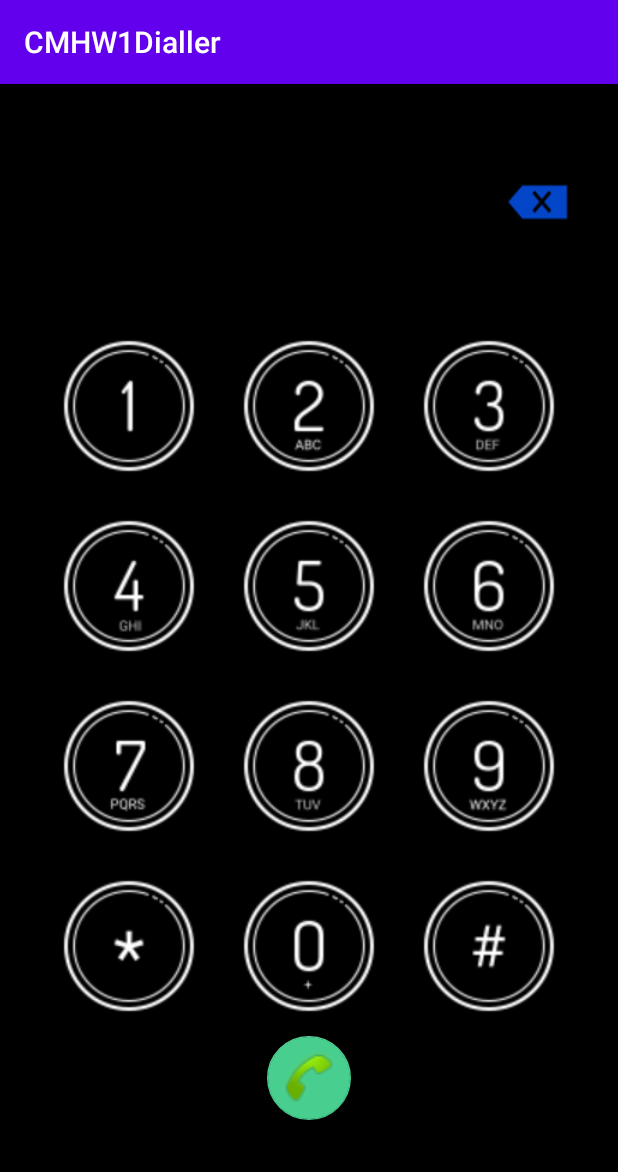
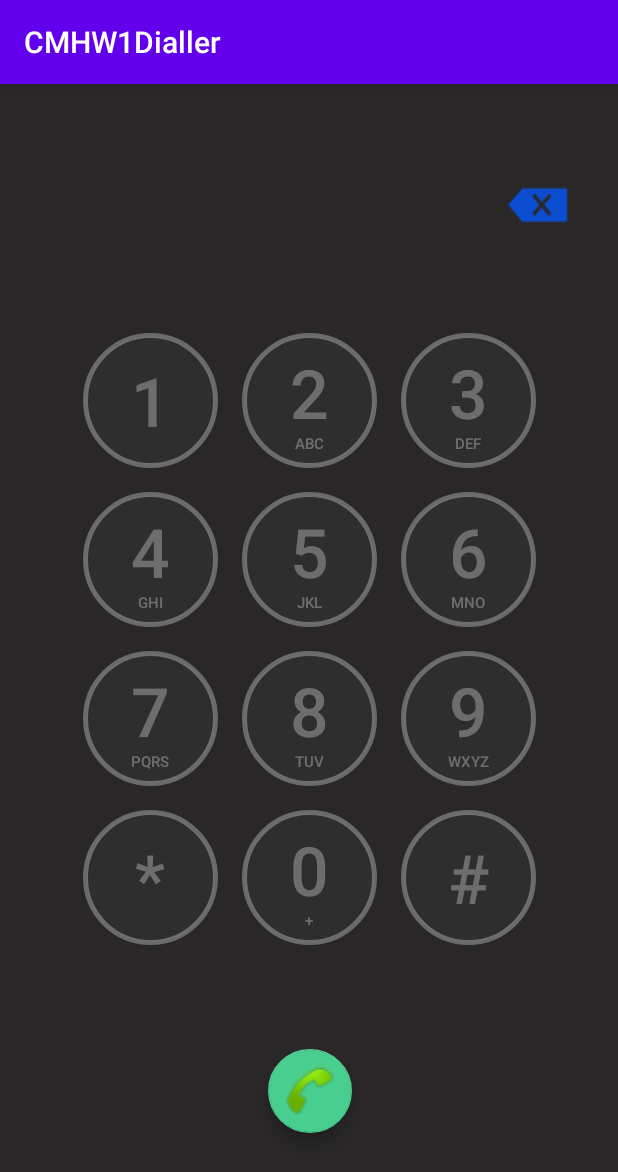
Before and after one commit to ijusto/cm, an Android app: the screen it shows after launch (MainActivity), on a phone screen of 412 x 824 dp. Shown: the top 1172 px of the screen. Run offline under Robolectric (Android 15) with nearby library versions, the phone set to English and light mode, and no system bars.

Commit message:
added quick dial

```diff
--- a/CMHW1Dialler/app/src/main/AndroidManifest.xml
+++ b/CMHW1Dialler/app/src/main/AndroidManifest.xml
@@ -11,6 +11,7 @@
         android:roundIcon="@mipmap/ic_launcher_round"
         android:supportsRtl="true"
         android:theme="@style/AppTheme">
+        <activity android:name=".UpdateSpeedDial"></activity>
         <activity android:name=".MainActivity">
             <intent-filter>
                 <action android:name="android.intent.action.MAIN" />
--- a/CMHW1Dialler/app/src/main/java/com/example/cmhw1dialler/MainActivity.java
+++ b/CMHW1Dialler/app/src/main/java/com/example/cmhw1dialler/MainActivity.java
@@ -1,26 +1,27 @@
 package com.example.cmhw1dialler;
-
 import androidx.annotation.NonNull;
 import androidx.appcompat.app.AppCompatActivity;
 import androidx.core.app.ActivityCompat;
-import androidx.lifecycle.AndroidViewModel;
-
 import android.Manifest;
+import android.app.Dialog;
+import android.content.Context;
 import android.content.Intent;
+import android.content.SharedPreferences;
 import android.content.pm.PackageManager;
 import android.net.Uri;
 import android.os.Bundle;
+import android.text.SpannableString;
+import android.text.Spanned;
+import android.text.style.AbsoluteSizeSpan;
 import android.view.View;
-import android.widget.EditText;
+import android.widget.Button;
 import android.widget.ImageButton;
 import android.widget.TextView;
 import android.widget.Toast;
-
 import com.google.android.material.floatingactionbutton.FloatingActionButton;
-import com.google.android.material.textfield.TextInputEditText;
+import java.util.Arrays;
 
 public class MainActivity extends AppCompatActivity {
-
     // Defining Permission codes.
     // We can give any value
     // but unique for each permission.
@@ -31,32 +32,68 @@ public class MainActivity extends AppCompatActivity {
         super.onCreate(savedInstanceState);
         setContentView(R.layout.activity_main);
 
-        ImageButton[] imgsBtns = {findViewById(R.id.imageButton0), findViewById(R.id.imageButton1),
-                findViewById(R.id.imageButton2), findViewById(R.id.imageButton3),
-                findViewById(R.id.imageButton4), findViewById(R.id.imageButton5),
-                findViewById(R.id.imageButton6), findViewById(R.id.imageButton7),
-                findViewById(R.id.imageButton8), findViewById(R.id.imageButton9),
-                findViewById(R.id.imageButtonAsterisc), findViewById(R.id.imageButtonHashtag)};
+        final Dialog quickDial = new Dialog(MainActivity.this);
 
-        for (final ImageButton imgsBtn : imgsBtns) {
-            final String number = getResources().getResourceEntryName(imgsBtn.getId()).split("imageButton")[1];
+        Button[] numberBtns = {findViewById(R.id.button0), findViewById(R.id.button1),
+                findViewById(R.id.button2), findViewById(R.id.button3),
+                findViewById(R.id.button4), findViewById(R.id.button5),
+                findViewById(R.id.button6), findViewById(R.id.button7),
+                findViewById(R.id.button8), findViewById(R.id.button9),
+                findViewById(R.id.buttonAsterisc), findViewById(R.id.buttonHashtag)};
+
+        SpannableString[] stringBtns = {new SpannableString("0\n+"), new SpannableString("1"),
+                new SpannableString("2\nABC"), new SpannableString("3\nDEF"),
+                new SpannableString("4\nGHI"), new SpannableString("5\nJKL"),
+                new SpannableString("6\nMNO"), new SpannableString("7\nPQRS"),
+                new SpannableString("8\nTUV"), new SpannableString("9\nWXYZ"),
+                new SpannableString("*"), new SpannableString("#")};
+        for (int btnIndex = 0; btnIndex < numberBtns.length; btnIndex++) {
+            final Button numBtn = numberBtns[btnIndex];
+            stringBtns[btnIndex].setSpan(new AbsoluteSizeSpan(45, true), 0, 1, Spanned.SPAN_EXCLUSIVE_EXCLUSIVE);
+            numBtn.setText(stringBtns[btnIndex]);
+            final String number = getResources().getResourceEntryName(numBtn.getId()).split("button")[1];
             final String input = number.equals("Asterisc") ? "*" : (number.equals("Hashtag") ? "#" : number);
             System.out.println(number);
-            imgsBtn.setOnClickListener(new View.OnClickListener() {
+            numBtn.setOnClickListener(new View.OnClickListener() {
                 @Override
                 public void onClick(View v) {
                     inputButton(input);
                 }
             });
-            if (input.equals("0")) {
-                imgsBtn.setOnLongClickListener(new View.OnLongClickListener() {
-                    @Override
-                    public boolean onLongClick(View v) {
+
+            numBtn.setOnLongClickListener(new View.OnLongClickListener() {
+                @Override
+                public boolean onLongClick(View v) {
+                    if (input.equals("0")) {
                         inputButton("+");
-                        return true;
+                    } else if (Arrays.asList("1", "2", "3", "4", "5", "6", "7", "8", "9").contains(input)) {
+                        //if(((TextView) findViewById(R.id.phoneNumberInput)).getText().length() == 0){
+                            quickDial.setContentView(R.layout.quickdialpopup);
+                            ((TextView) quickDial.findViewById(R.id.dialogQuestion)).setText(
+                                    "Assign a quick dial number " +
+                                    //((TextView) findViewById(R.id.phoneNumberInput)).getText() +
+                                    " to this button?");
+                            quickDial.findViewById(R.id.qdyesbtn).setOnClickListener(new View.OnClickListener() {
+                                @Override
+                                public void onClick(View v) {
+                                    SharedPreferences prefs = MainActivity.this.getSharedPreferences("com.example.cmhw1dialler", Context.MODE_PRIVATE);
+
+                                    prefs.edit().putString("dialButton", input).apply();
+                                    startActivity(new Intent(getApplicationContext(), UpdateSpeedDial.class));
+                                }
+                            });
+                            quickDial.findViewById(R.id.qdcancelbtn).setOnClickListener(new View.OnClickListener() {
+                                @Override
+                                public void onClick(View v) {
+                                    quickDial.dismiss();
+                                }
+                            });
+                            quickDial.show();
+                        //}
                     }
-                });
-            }
+                    return true;
+                }
+            });
         }
 
         ImageButton deleteBtn = findViewById(R.id.delete);
@@ -67,15 +104,34 @@ public class MainActivity extends AppCompatActivity {
                 if (phoneNumberInput.getText().length() != 0) {
                     phoneNumberInput.setText(phoneNumberInput.getText().subSequence(0, phoneNumberInput.getText().length() - 1));
                 }
+                if (phoneNumberInput.getText().length() == 1) {
+                    SharedPreferences prefs = MainActivity.this.getSharedPreferences("com.example.cmhw1dialler", Context.MODE_PRIVATE);
+                    String quickdiallabel = prefs.getString(phoneNumberInput.getText() + "-label", "null");
+                    if (!quickdiallabel.equals("null")) {
+                        ((TextView) findViewById(R.id.dialLabeltextview)).setText(quickdiallabel);
+                    }
+                } else {
+                    ((TextView) findViewById(R.id.dialLabeltextview)).setText("");
+                }
             }
         });
+
 
         FloatingActionButton callBtn = findViewById(R.id.callBtn);
         callBtn.setOnClickListener(new View.OnClickListener() {
             @Override
             public void onClick(View v) {
-                TextView phoneNumberInput = findViewById(R.id.phoneNumberInput);
-                dialPhoneNumber((String) phoneNumberInput.getText());
+                SharedPreferences prefs = MainActivity.this.getSharedPreferences("com.example.cmhw1dialler", Context.MODE_PRIVATE);
+
+                TextView phoneNumber = findViewById(R.id.phoneNumberInput);
+                if(phoneNumber.getText().length() ==1){
+                    String quickdiallabel = prefs.getString(phoneNumber.getText() + "-label", "null");
+                    if (!quickdiallabel.equals("null")){
+                        dialPhoneNumber(prefs.getString(phoneNumber.getText() + "-phonenumber", "null"));
+                    }
+                } else {
+                    dialPhoneNumber((String) phoneNumber.getText());
+                }
             }
         });
     }
@@ -83,7 +139,17 @@ public class MainActivity extends AppCompatActivity {
     public void inputButton(String input) {
         TextView phoneNumberInput = findViewById(R.id.phoneNumberInput);
         if (phoneNumberInput.getText().length() < 13) {
-            phoneNumberInput.setText(phoneNumberInput.getText() + input);
+            String phoneNumber = phoneNumberInput.getText() + input;
+            SharedPreferences prefs = MainActivity.this.getSharedPreferences("com.example.cmhw1dialler", Context.MODE_PRIVATE);
+            if(phoneNumber.length() == 1) {
+                String quickdiallabel = prefs.getString(phoneNumber + "-label", "null");
+                if (!quickdiallabel.equals("null")) {
+                    ((TextView) findViewById(R.id.dialLabeltextview)).setText(quickdiallabel);
+                }
+            } else {
+                ((TextView) findViewById(R.id.dialLabeltextview)).setText("");
+            }
+            phoneNumberInput.setText(phoneNumber);
         }
     }
 
--- /dev/null
+++ b/CMHW1Dialler/app/src/main/res/drawable/numberbutton.xml
@@ -0,0 +1,6 @@
+<?xml version="1.0" encoding="utf-8"?>
+<shape android:shape="oval" xmlns:android="http://schemas.android.com/apk/res/android">
+    <size android:height="100dp" android:width="100dp" />
+    <stroke android:width="3dp" android:color="#66CCCCCC" />
+    <solid android:color="#99333333" />
+</shape>
--- /dev/null
+++ b/CMHW1Dialler/app/src/main/res/drawable/popupbuttonstyle.xml
@@ -0,0 +1,6 @@
+<?xml version="1.0" encoding="utf-8"?>
+<shape xmlns:android="http://schemas.android.com/apk/res/android">
+    <corners android:radius="20dp"/>
+    <padding android:top="15dp" android:bottom="15dp" android:left="15dp" android:right="15dp"/>
+    <solid android:color="#676666" />
+</shape>
--- /dev/null
+++ b/CMHW1Dialler/app/src/main/res/drawable/popupstyle.xml
@@ -0,0 +1,6 @@
+<?xml version="1.0" encoding="utf-8"?>
+<shape xmlns:android="http://schemas.android.com/apk/res/android">
+    <corners android:radius="40dp"/>
+    <padding android:top="15dp" android:bottom="15dp" android:left="15dp" android:right="15dp"/>
+    <solid android:color="#D32E2E2E" />
+</shape>
--- a/CMHW1Dialler/app/src/main/res/layout/activity_main.xml
+++ b/CMHW1Dialler/app/src/main/res/layout/activity_main.xml
@@ -4,7 +4,7 @@
     xmlns:tools="http://schemas.android.com/tools"
     android:layout_width="match_parent"
     android:layout_height="match_parent"
-    android:background="#000000"
+    android:background="#292727"
     tools:actionBarNavMode="standard"
     tools:context=".MainActivity">
 
@@ -12,161 +12,190 @@
         android:id="@+id/phoneNumberInput"
         android:layout_width="wrap_content"
         android:layout_height="wrap_content"
+        android:layout_marginTop="60dp"
         android:textColor="#FFFFFF"
         android:textSize="30sp"
-        app:layout_constraintBottom_toBottomOf="parent"
         app:layout_constraintLeft_toLeftOf="parent"
         app:layout_constraintRight_toRightOf="parent"
-        app:layout_constraintTop_toTopOf="parent"
-        app:layout_constraintVertical_bias="0.07999998" />
+        app:layout_constraintTop_toTopOf="parent" />
 
-    <ImageButton
-        android:id="@+id/imageButton1"
-        android:layout_width="120dp"
-        android:layout_height="120dp"
-        android:background="#00FFFFFF"
+    <TextView
+        android:id="@+id/dialLabeltextview"
+        android:layout_width="wrap_content"
+        android:layout_height="wrap_content"
+        android:textColor="#FFFFFF"
+        android:textSize="15sp"
+        app:layout_constraintBottom_toTopOf="@+id/button2"
+        app:layout_constraintLeft_toLeftOf="parent"
+        app:layout_constraintRight_toRightOf="parent"
+        app:layout_constraintTop_toBottomOf="@+id/delete" />
+
+    <Button
+        android:id="@+id/button1"
+        android:layout_width="90dp"
+        android:layout_height="90dp"
+        android:layout_marginEnd="16dp"
+        android:layout_marginRight="16dp"
+        android:background="@drawable/numberbutton"
         android:scaleType="fitCenter"
-        app:layout_constraintBottom_toBottomOf="@+id/imageButton2"
-        app:layout_constraintEnd_toStartOf="@+id/imageButton2"
-        app:layout_constraintTop_toTopOf="@+id/imageButton2"
-        app:layout_constraintVertical_bias="0.0"
-        app:srcCompat="@drawable/icons8_1_circulado_c_100__3_" />
+        android:textColor="#66CCCCCC"
+        android:textSize="10sp"
+        app:layout_constraintBottom_toBottomOf="@+id/button2"
+        app:layout_constraintEnd_toStartOf="@+id/button2"
+        app:layout_constraintTop_toTopOf="@+id/button2"
+        app:layout_constraintVertical_bias="0.0" />
 
-    <ImageButton
-        android:id="@+id/imageButton4"
-        android:layout_width="120dp"
-        android:layout_height="120dp"
-        android:background="#00FFFFFF"
+    <Button
+        android:id="@+id/button4"
+        android:layout_width="90dp"
+        android:layout_height="90dp"
+        android:background="@drawable/numberbutton"
         android:scaleType="fitCenter"
-        app:layout_constraintBottom_toBottomOf="@+id/imageButton5"
-        app:layout_constraintEnd_toEndOf="@+id/imageButton1"
+        android:textColor="#66CCCCCC"
+        android:textSize="10sp"
+        app:layout_constraintBottom_toBottomOf="@+id/button5"
+        app:layout_constraintEnd_toEndOf="@+id/button1"
         app:layout_constraintHorizontal_bias="0.0"
-        app:layout_constraintStart_toStartOf="@+id/imageButton1"
-        app:layout_constraintTop_toTopOf="@+id/imageButton5"
-        app:layout_constraintVertical_bias="1.0"
-        app:srcCompat="@drawable/icons8_4_circulado_c_100__1_" />
+        app:layout_constraintStart_toStartOf="@+id/button1"
+        app:layout_constraintTop_toTopOf="@+id/button5"
+        app:layout_constraintVertical_bias="1.0" />
 
-    <ImageButton
-        android:id="@+id/imageButton6"
-        android:layout_width="120dp"
-        android:layout_height="120dp"
-        android:background="#00FFFFFF"
+    <Button
+        android:id="@+id/button6"
+        android:layout_width="90dp"
+        android:layout_height="90dp"
+        android:background="@drawable/numberbutton"
         android:scaleType="fitCenter"
-        app:layout_constraintBottom_toBottomOf="@+id/imageButton5"
-        app:layout_constraintEnd_toEndOf="@+id/imageButton3"
+        android:textColor="#66CCCCCC"
+        android:textSize="10sp"
+        app:layout_constraintBottom_toBottomOf="@+id/button5"
+        app:layout_constraintEnd_toEndOf="@+id/button3"
         app:layout_constraintHorizontal_bias="1.0"
-        app:layout_constraintStart_toStartOf="@+id/imageButton3"
-        app:layout_constraintTop_toTopOf="@+id/imageButton5"
-        app:layout_constraintVertical_bias="0.0"
-        app:srcCompat="@drawable/icons8_6_circulado_c_100" />
+        app:layout_constraintStart_toStartOf="@+id/button3"
+        app:layout_constraintTop_toTopOf="@+id/button5"
+        app:layout_constraintVertical_bias="0.0" />
 
-    <ImageButton
-        android:id="@+id/imageButton8"
-        android:layout_width="120dp"
-        android:layout_height="120dp"
-        android:background="#00FFFFFF"
+    <Button
+        android:id="@+id/button8"
+        android:layout_width="90dp"
+        android:layout_height="90dp"
+        android:layout_marginTop="16dp"
+        android:background="@drawable/numberbutton"
         android:scaleType="fitCenter"
-        app:layout_constraintEnd_toEndOf="@+id/imageButton5"
+        android:textColor="#66CCCCCC"
+        android:textSize="10sp"
+        app:layout_constraintEnd_toEndOf="@+id/button5"
         app:layout_constraintHorizontal_bias="0.0"
-        app:layout_constraintStart_toStartOf="@+id/imageButton5"
-        app:layout_constraintTop_toBottomOf="@+id/imageButton5"
-        app:srcCompat="@drawable/icons8_8_circulado_c_100" />
+        app:layout_constraintStart_toStartOf="@+id/button5"
+        app:layout_constraintTop_toBottomOf="@+id/button5" />
 
-    <ImageButton
-        android:id="@+id/imageButton9"
-        android:layout_width="120dp"
-        android:layout_height="120dp"
-        android:background="#00FFFFFF"
+    <Button
+        android:id="@+id/button9"
+        android:layout_width="90dp"
+        android:layout_height="90dp"
+        android:background="@drawable/numberbutton"
         android:scaleType="fitCenter"
-        app:layout_constraintBottom_toBottomOf="@+id/imageButton8"
-        app:layout_constraintEnd_toEndOf="@+id/imageButton6"
+        android:textColor="#66CCCCCC"
+        android:textSize="10sp"
+        app:layout_constraintBottom_toBottomOf="@+id/button8"
+        app:layout_constraintEnd_toEndOf="@+id/button6"
         app:layout_constraintHorizontal_bias="0.0"
-        app:layout_constraintStart_toStartOf="@+id/imageButton6"
-        app:layout_constraintTop_toTopOf="@+id/imageButton8"
-        app:srcCompat="@drawable/icons8_9_circulado_c_100" />
+        app:layout_constraintStart_toStartOf="@+id/button6"
+        app:layout_constraintTop_toTopOf="@+id/button8" />
 
-    <ImageButton
-        android:id="@+id/imageButton7"
-        android:layout_width="120dp"
-        android:layout_height="120dp"
-        android:background="#00FFFFFF"
+    <Button
+        android:id="@+id/button7"
+        android:layout_width="90dp"
+        android:layout_height="90dp"
+        android:background="@drawable/numberbutton"
         android:scaleType="fitCenter"
-        app:layout_constraintBottom_toBottomOf="@+id/imageButton8"
-        app:layout_constraintEnd_toEndOf="@+id/imageButton4"
+        android:textColor="#66CCCCCC"
+        android:textSize="10sp"
+        app:layout_constraintBottom_toBottomOf="@+id/button8"
+        app:layout_constraintEnd_toEndOf="@+id/button4"
         app:layout_constraintHorizontal_bias="0.0"
-        app:layout_constraintStart_toStartOf="@+id/imageButton4"
-        app:layout_constraintTop_toTopOf="@+id/imageButton8"
-        app:srcCompat="@drawable/icons8_7_circulado_c_100" />
+        app:layout_constraintStart_toStartOf="@+id/button4"
+        app:layout_constraintTop_toTopOf="@+id/button8" />
 
-    <ImageButton
-        android:id="@+id/imageButton2"
-        android:layout_width="120dp"
-        android:layout_height="120dp"
-        android:layout_marginTop="56dp"
-        android:background="#00FFFFFF"
+    <Button
+        android:id="@+id/button2"
+        android:layout_width="90dp"
+        android:layout_height="90dp"
+        android:layout_marginTop="65dp"
+        android:background="@drawable/numberbutton"
         android:scaleType="fitCenter"
+        android:textColor="#66CCCCCC"
+        android:textSize="10sp"
         app:layout_constraintEnd_toEndOf="parent"
         app:layout_constraintHorizontal_bias="0.501"
         app:layout_constraintStart_toStartOf="parent"
-        app:layout_constraintTop_toBottomOf="@+id/phoneNumberInput"
-        app:srcCompat="@drawable/icons8_2_circulado_c_100" />
+        app:layout_constraintTop_toBottomOf="@+id/phoneNumberInput" />
 
-    <ImageButton
-        android:id="@+id/imageButton5"
-        android:layout_width="120dp"
-        android:layout_height="120dp"
-        android:background="#00FFFFFF"
+    <Button
+        android:id="@+id/button5"
+        android:layout_width="90dp"
+        android:layout_height="90dp"
+        android:layout_marginTop="16dp"
+        android:background="@drawable/numberbutton"
         android:scaleType="fitCenter"
-        app:layout_constraintEnd_toEndOf="@+id/imageButton2"
+        android:textColor="#66CCCCCC"
+        android:textSize="10sp"
+        app:layout_constraintEnd_toEndOf="@+id/button2"
         app:layout_constraintHorizontal_bias="0.0"
-        app:layout_constraintStart_toStartOf="@+id/imageButton2"
-        app:layout_constraintTop_toBottomOf="@+id/imageButton2"
-        app:srcCompat="@drawable/icons8_5_circulado_c_100" />
+        app:layout_constraintStart_toStartOf="@+id/button2"
+        app:layout_constraintTop_toBottomOf="@+id/button2" />
 
-    <ImageButton
-        android:id="@+id/imageButton3"
-        android:layout_width="120dp"
-        android:layout_height="120dp"
-        android:background="#00FFFFFF"
+    <Button
+        android:id="@+id/button3"
+        android:layout_width="90dp"
+        android:layout_height="90dp"
+        android:layout_marginStart="16dp"
+        android:layout_marginLeft="16dp"
+        android:background="@drawable/numberbutton"
         android:scaleType="fitCenter"
-        app:layout_constraintBottom_toBottomOf="@+id/imageButton2"
-        app:layout_constraintStart_toEndOf="@+id/imageButton2"
-        app:layout_constraintTop_toTopOf="@+id/imageButton2"
-        app:layout_constraintVertical_bias="1.0"
-        app:srcCompat="@drawable/icons8_3_circulado_c_100" />
+        android:textColor="#66CCCCCC"
+        android:textSize="10sp"
+        app:layout_constraintBottom_toBottomOf="@+id/button2"
+        app:layout_constraintStart_toEndOf="@+id/button2"
+        app:layout_constraintTop_toTopOf="@+id/button2"
+        app:layout_constraintVertical_bias="1.0" />
 
-    <ImageButton
-        android:id="@+id/imageButton0"
-        android:layout_width="120dp"
-        android:layout_height="120dp"
-        android:background="#00FFFFFF"
+    <Button
+        android:id="@+id/button0"
+        android:layout_width="90dp"
+        android:layout_height="90dp"
+        android:layout_marginTop="16dp"
+        android:background="@drawable/numberbutton"
         android:scaleType="fitCenter"
-        app:layout_constraintEnd_toEndOf="@+id/imageButton8"
-        app:layout_constraintStart_toStartOf="@+id/imageButton8"
-        app:layout_constraintTop_toBottomOf="@+id/imageButton8"
-        app:srcCompat="@drawable/icons8_0_circulado_c_100" />
+        android:textColor="#66CCCCCC"
+        android:textSize="10sp"
+        app:layout_constraintEnd_toEndOf="@+id/button8"
+        app:layout_constraintStart_toStartOf="@+id/button8"
+        app:layout_constraintTop_toBottomOf="@+id/button8" />
 
-    <ImageButton
-        android:id="@+id/imageButtonHashtag"
-        android:layout_width="120dp"
-        android:layout_height="120dp"
-        android:background="#00FFFFFF"
+    <Button
+        android:id="@+id/buttonHashtag"
+        android:layout_width="90dp"
+        android:layout_height="90dp"
+        android:background="@drawable/numberbutton"
         android:scaleType="fitCenter"
-        app:layout_constraintEnd_toEndOf="@+id/imageButton9"
-        app:layout_constraintStart_toStartOf="@+id/imageButton9"
-        app:layout_constraintTop_toBottomOf="@+id/imageButton9"
-        app:srcCompat="@drawable/icons8_4_circulado_c_100__4_" />
+        android:textColor="#66CCCCCC"
+        android:textSize="10sp"
+        app:layout_constraintEnd_toEndOf="@+id/button9"
+        app:layout_constraintStart_toStartOf="@+id/button9"
+        app:layout_constraintTop_toTopOf="@+id/button0" />
 
-    <ImageButton
-        android:id="@+id/imageButtonAsterisc"
-        android:layout_width="120dp"
-        android:layout_height="120dp"
-        android:background="#00FFFFFF"
+    <Button
+        android:id="@+id/buttonAsterisc"
+        android:layout_width="90dp"
+        android:layout_height="90dp"
+        android:background="@drawable/numberbutton"
         android:scaleType="fitCenter"
-        app:layout_constraintEnd_toEndOf="@+id/imageButton7"
-        app:layout_constraintStart_toStartOf="@+id/imageButton7"
-        app:layout_constraintTop_toBottomOf="@+id/imageButton7"
-        app:srcCompat="@drawable/icons8_4_circulado_c_100__3_" />
+        android:textColor="#66CCCCCC"
+        android:textSize="10sp"
+        app:layout_constraintEnd_toEndOf="@+id/button7"
+        app:layout_constraintStart_toStartOf="@+id/button7"
+        app:layout_constraintTop_toTopOf="@+id/button0" />
 
     <com.google.android.material.floatingactionbutton.FloatingActionButton
         android:id="@+id/callBtn"
@@ -177,9 +206,10 @@
         android:importantForAccessibility="auto"
         app:backgroundTint="#48CF90"
         app:fabSize="normal"
-        app:layout_constraintEnd_toEndOf="@+id/imageButton0"
-        app:layout_constraintStart_toStartOf="@+id/imageButton0"
-        app:layout_constraintTop_toBottomOf="@+id/imageButton0"
+        app:layout_constraintBottom_toBottomOf="parent"
+        app:layout_constraintEnd_toEndOf="@+id/button0"
+        app:layout_constraintStart_toStartOf="@+id/button0"
+        app:layout_constraintTop_toBottomOf="@+id/button0"
         app:maxImageSize="45dp"
         app:srcCompat="@android:drawable/stat_sys_phone_call" />
 
--- a/CMHW1Dialler/app/src/main/res/values/strings.xml
+++ b/CMHW1Dialler/app/src/main/res/values/strings.xml
@@ -1,3 +1,8 @@
 <resources>
     <string name="app_name">CMHW1Dialler</string>
+    <string name="cancel">Cancel</string>
+    <string name="yes">Yes</string>
+    <string name="ok">Ok</string>
+    <string name="speed_dial_label">Speed Dial Label</string>
+    <string name="speed_dial_phone_number">Speed Dial Phone Number</string>
 </resources>
```
Also changed, not shown: CMHW1Dialler/app/src/main/java/com/example/cmhw1dialler/UpdateSpeedDial.java (added, +53 -0 lines), CMHW1Dialler/app/src/main/res/layout/activity_update_speed_dial.xml (added, +79 -0 lines), CMHW1Dialler/app/src/main/res/layout/quickdialpopup.xml (added, +47 -0 lines), 2 other files.
